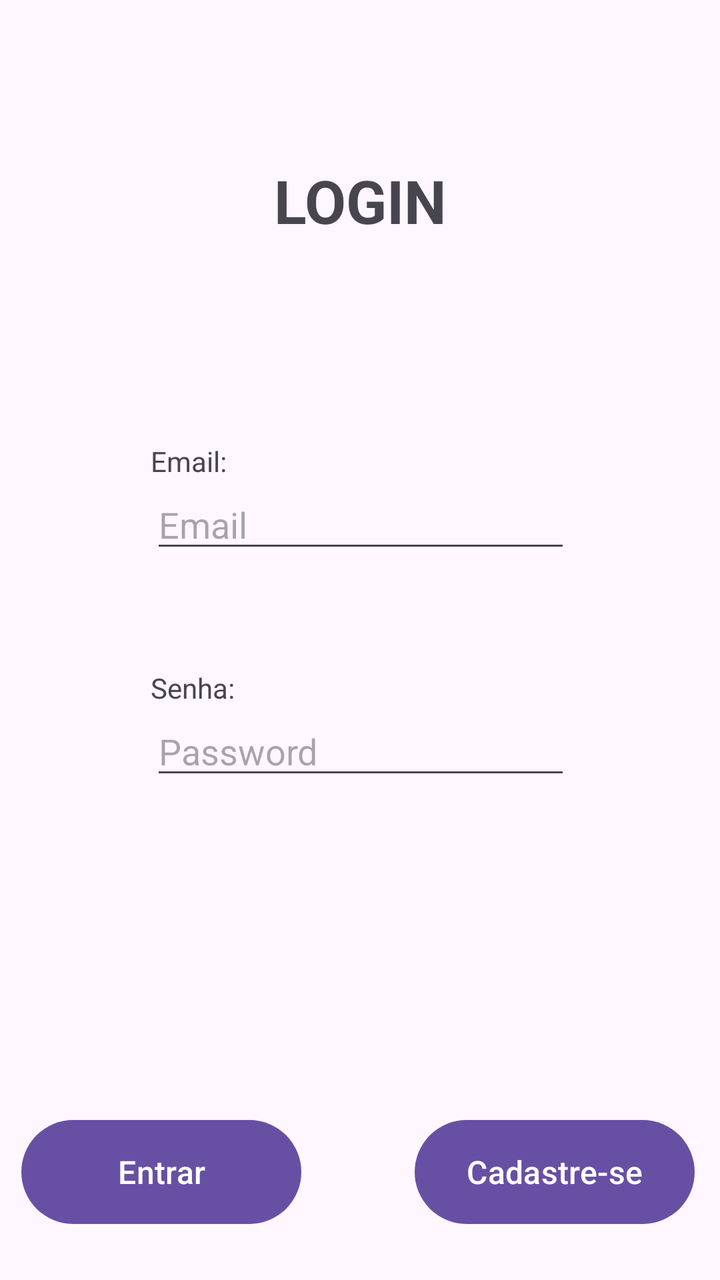
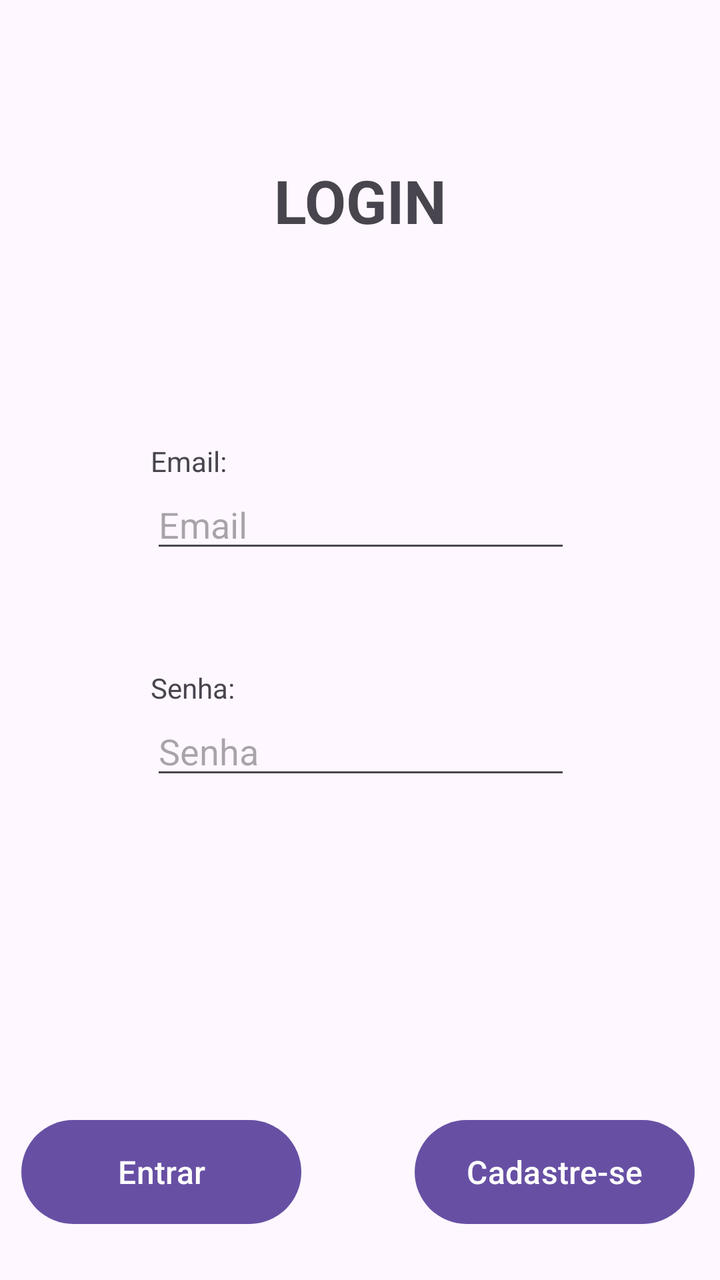

The first picture is an Android layout as it rendered before a commit; the second is the same layout after the commit. The layout source and the unified diff follow.
<!-- AndroidManifest.xml: application theme Theme.LembreteEduardoFernandes -->
<!-- res/layout/fragment_login.xml -->
<?xml version="1.0" encoding="utf-8"?>
<androidx.constraintlayout.widget.ConstraintLayout xmlns:android="http://schemas.android.com/apk/res/android"
    xmlns:app="http://schemas.android.com/apk/res-auto"
    xmlns:tools="http://schemas.android.com/tools"
    android:layout_width="match_parent"
    android:layout_height="match_parent">

    <Button
        android:id="@+id/btnLogin"
        android:layout_width="140dp"
        android:layout_height="60dp"
        android:layout_marginBottom="24dp"
        android:text="Entrar"
        android:textSize="16sp"
        app:layout_constraintBottom_toBottomOf="parent"
        app:layout_constraintEnd_toEndOf="parent"
        app:layout_constraintHorizontal_bias="0.049"
        app:layout_constraintStart_toStartOf="parent" />

    <Button
        android:id="@+id/btnCadastro"
        android:layout_width="140dp"
        android:layout_height="60dp"
        android:layout_marginBottom="24dp"
        android:text="Cadastre-se"
        android:textSize="16sp"
        app:layout_constraintBottom_toBottomOf="parent"
        app:layout_constraintEnd_toEndOf="parent"
        app:layout_constraintHorizontal_bias="0.943"
        app:layout_constraintStart_toStartOf="parent" />

    <EditText
        android:id="@+id/editTxtEmail"
        android:layout_width="wrap_content"
        android:layout_height="wrap_content"
        android:layout_marginTop="120dp"
        android:ems="10"
        android:hint="Email"
        android:inputType="textEmailAddress"
        app:layout_constraintEnd_toEndOf="parent"
        app:layout_constraintHorizontal_bias="0.502"
        app:layout_constraintStart_toStartOf="parent"
        app:layout_constraintTop_toBottomOf="@+id/textViewLogin" />

    <EditText
        android:id="@+id/editTxtPassword"
        android:layout_width="wrap_content"
        android:layout_height="wrap_content"
        android:layout_marginTop="72dp"
        android:ems="10"
        android:hint="Password"
        android:inputType="textPassword"
        app:layout_constraintEnd_toEndOf="parent"
        app:layout_constraintHorizontal_bias="0.502"
        app:layout_constraintStart_toStartOf="parent"
        app:layout_constraintTop_toBottomOf="@+id/editTxtEmail" />

    <TextView
        android:id="@+id/textViewLogin"
        android:layout_width="116dp"
        android:layout_height="40dp"
        android:layout_marginTop="80dp"
        android:text="Login"
        android:textAlignment="center"
        android:textAllCaps="true"
        android:textSize="30sp"
        android:textStyle="bold"
        app:layout_constraintEnd_toEndOf="parent"
        app:layout_constraintStart_toStartOf="parent"
        app:layout_constraintTop_toTopOf="parent" />

    <TextView
        android:id="@+id/textView2"
        android:layout_width="wrap_content"
        android:layout_height="wrap_content"
        android:text="Email:"
        app:layout_constraintBottom_toTopOf="@+id/editTxtEmail"
        app:layout_constraintEnd_toEndOf="@+id/editTxtEmail"
        app:layout_constraintHorizontal_bias="0.0"
        app:layout_constraintStart_toStartOf="@+id/editTxtEmail" />

    <TextView
        android:id="@+id/textView3"
        android:layout_width="wrap_content"
        android:layout_height="wrap_content"
        android:text="Senha:"
        app:layout_constraintBottom_toTopOf="@+id/editTxtPassword"
        app:layout_constraintEnd_toEndOf="@+id/editTxtPassword"
        app:layout_constraintHorizontal_bias="0.0"
        app:layout_constraintStart_toStartOf="@+id/editTxtPassword" />
</androidx.constraintlayout.widget.ConstraintLayout>
<!-- resources referenced by this layout -->
<resources>
  <style name="Theme.LembreteEduardoFernandes" parent="Base.Theme.LembreteEduardoFernandes" />
  <style name="Base.Theme.LembreteEduardoFernandes" parent="Theme.Material3.DayNight.NoActionBar">
          
          
      </style>
</resources>

<!-- the commit's change to res/layout/fragment_login.xml (unified diff, before → after) -->
@@ -48,7 +48,7 @@
         android:layout_height="wrap_content"
         android:layout_marginTop="72dp"
         android:ems="10"
-        android:hint="Password"
+        android:hint="Senha"
         android:inputType="textPassword"
         app:layout_constraintEnd_toEndOf="parent"
         app:layout_constraintHorizontal_bias="0.502"
@@ -70,7 +70,7 @@
         app:layout_constraintTop_toTopOf="parent" />
 
     <TextView
-        android:id="@+id/textView2"
+        android:id="@+id/textViewEmail"
         android:layout_width="wrap_content"
         android:layout_height="wrap_content"
         android:text="Email:"
@@ -80,7 +80,7 @@
         app:layout_constraintStart_toStartOf="@+id/editTxtEmail" />
 
     <TextView
-        android:id="@+id/textView3"
+        android:id="@+id/textViewSenha"
         android:layout_width="wrap_content"
         android:layout_height="wrap_content"
         android:text="Senha:"
